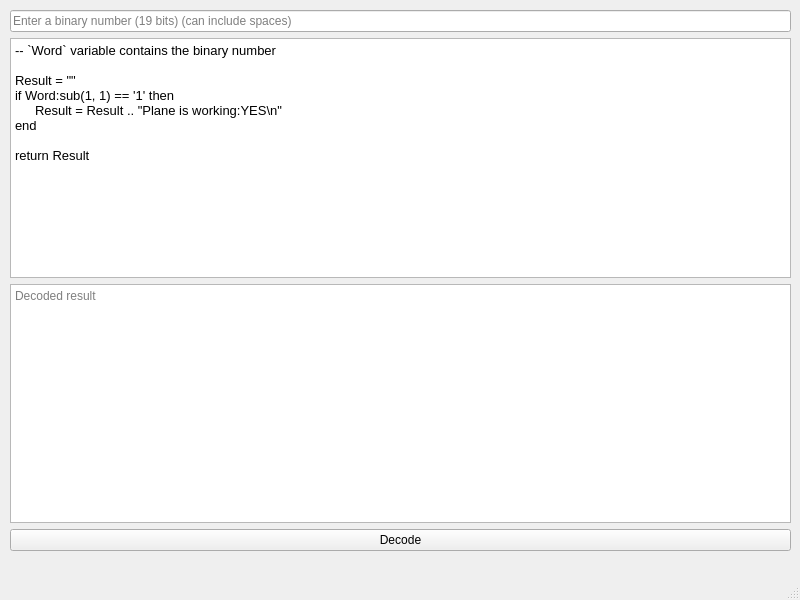
This is mainwindow.ui in fomgleb/custom-bin-decoder as Qt 5 draws it before an edit. The edited form follows.
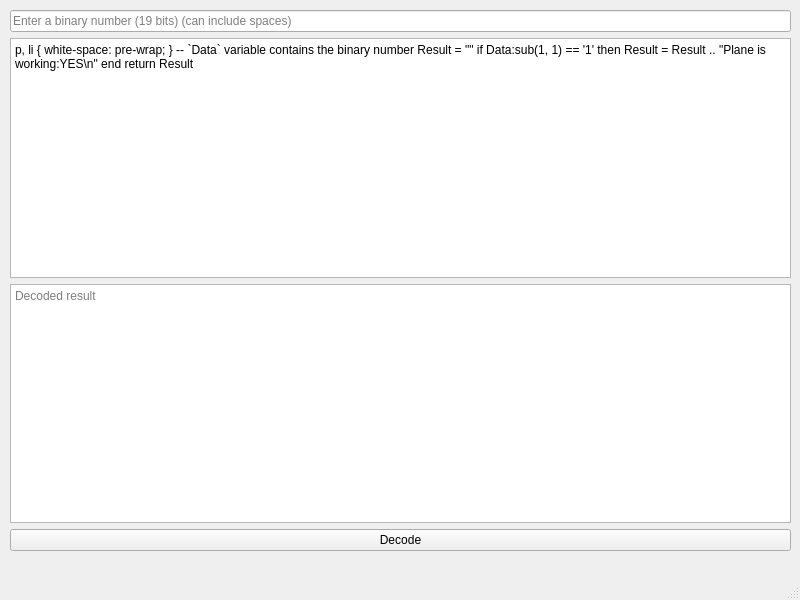
This is the edited form.

Commit message: Rename Word to Data in scriptTextEdit text

Patch:
```diff
--- a/mainwindow.ui
+++ b/mainwindow.ui
@@ -59,10 +59,10 @@
 &lt;html&gt;&lt;head&gt;&lt;meta name=&quot;qrichtext&quot; content=&quot;1&quot; /&gt;&lt;style type=&quot;text/css&quot;&gt;
 p, li { white-space: pre-wrap; }
 &lt;/style&gt;&lt;/head&gt;&lt;body style=&quot; font-family:'Ubuntu'; font-size:10pt; font-weight:400; font-style:normal;&quot;&gt;
-&lt;p style=&quot; margin-top:0px; margin-bottom:0px; margin-left:0px; margin-right:0px; -qt-block-indent:0; text-indent:0px;&quot;&gt;&lt;span style=&quot; font-family:'Monospace';&quot;&gt;-- `Word` variable contains the binary number&lt;/span&gt;&lt;/p&gt;
+&lt;p style=&quot; margin-top:0px; margin-bottom:0px; margin-left:0px; margin-right:0px; -qt-block-indent:0; text-indent:0px;&quot;&gt;&lt;span style=&quot; font-family:'Monospace';&quot;&gt;-- `Data` variable contains the binary number&lt;/span&gt;&lt;/p&gt;
 &lt;p style=&quot;-qt-paragraph-type:empty; margin-top:0px; margin-bottom:0px; margin-left:0px; margin-right:0px; -qt-block-indent:0; text-indent:0px; font-family:'Monospace';&quot;&gt;&lt;br /&gt;&lt;/p&gt;
 &lt;p style=&quot; margin-top:0px; margin-bottom:0px; margin-left:0px; margin-right:0px; -qt-block-indent:0; text-indent:0px;&quot;&gt;&lt;span style=&quot; font-family:'Monospace';&quot;&gt;Result = &amp;quot;&amp;quot;&lt;/span&gt;&lt;/p&gt;
-&lt;p style=&quot; margin-top:0px; margin-bottom:0px; margin-left:0px; margin-right:0px; -qt-block-indent:0; text-indent:0px;&quot;&gt;&lt;span style=&quot; font-family:'Monospace';&quot;&gt;if Word:sub(1, 1) == '1' then&lt;/span&gt;&lt;/p&gt;
+&lt;p style=&quot; margin-top:0px; margin-bottom:0px; margin-left:0px; margin-right:0px; -qt-block-indent:0; text-indent:0px;&quot;&gt;&lt;span style=&quot; font-family:'Monospace';&quot;&gt;if Data:sub(1, 1) == '1' then&lt;/span&gt;&lt;/p&gt;
 &lt;p style=&quot; margin-top:0px; margin-bottom:0px; margin-left:0px; margin-right:0px; -qt-block-indent:0; text-indent:0px;&quot;&gt;&lt;span style=&quot; font-family:'Monospace';&quot;&gt;	Result = Result .. &amp;quot;Plane is working:YES\n&amp;quot;&lt;/span&gt;&lt;/p&gt;
 &lt;p style=&quot; margin-top:0px; margin-bottom:0px; margin-left:0px; margin-right:0px; -qt-block-indent:0; text-indent:0px;&quot;&gt;&lt;span style=&quot; font-family:'Monospace';&quot;&gt;end&lt;/span&gt;&lt;/p&gt;
 &lt;p style=&quot;-qt-paragraph-type:empty; margin-top:0px; margin-bottom:0px; margin-left:0px; margin-right:0px; -qt-block-indent:0; text-indent:0px; font-family:'Monospace';&quot;&gt;&lt;br /&gt;&lt;/p&gt;
```
